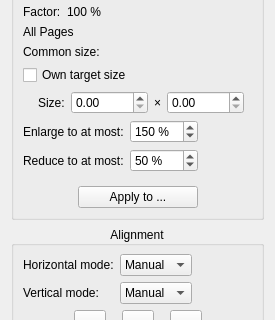
Qt form src/core/filters/page_layout/ui/OptionsWidget.ui (2ndmax/scantailor-ocr) before a commit; both pictures show x 0 to 275 and y 407 to 727 of the 275 by 921 pixel window.
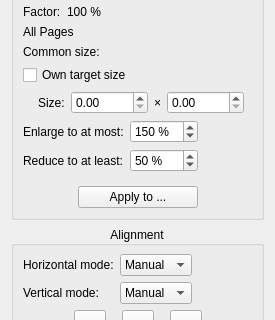
The same form after that commit. Icons and pictures are not drawn. Custom widgets are drawn as their Qt base class.

Commit message:
fix: align scaling reduction limit label and German tooltip with minimum semantics
minReduceSpinBox enforces a lower bound on scaling reduction, so its label and German tooltip must read 'at least' / 'auf mindestens' / 'auf nicht weniger als' rather than 'at most' / 'höchstens'.

```diff
--- a/src/core/filters/page_layout/ui/OptionsWidget.ui
+++ b/src/core/filters/page_layout/ui/OptionsWidget.ui
@@ -699,7 +699,7 @@
            <string>Pages larger than the output size are reduced to no less than this percentage; a page that would need more stays larger.</string>
           </property>
           <property name="text">
-           <string>Reduce to at most:</string>
+           <string>Reduce to at least:</string>
           </property>
          </widget>
         </item>
```
The commit also changes 3 other files.
